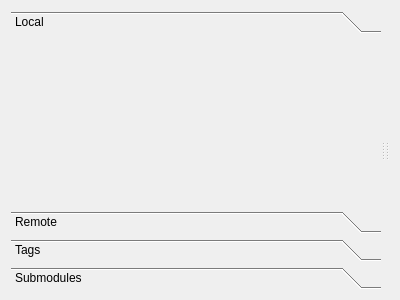
Above: component/GuiManager/src/containers/GitRepoContainer.ui from Sourcerer-Team/Sourcerer before the change. Below: the same form after it.
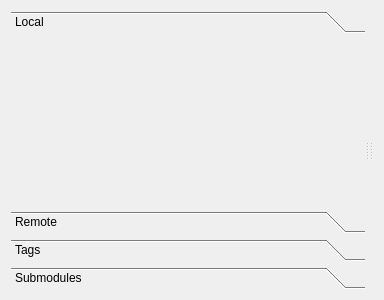
That is the form after the change. Custom widgets are drawn as their Qt base class.

The edit to the form file:
```diff
--- a/component/GuiManager/src/containers/GitRepoContainer.ui
+++ b/component/GuiManager/src/containers/GitRepoContainer.ui
@@ -6,7 +6,7 @@
    <rect>
     <x>0</x>
     <y>0</y>
-    <width>400</width>
+    <width>384</width>
     <height>300</height>
    </rect>
   </property>
@@ -31,8 +31,8 @@
            <rect>
             <x>0</x>
             <y>0</y>
-            <width>349</width>
-            <height>136</height>
+            <width>280</width>
+            <height>160</height>
            </rect>
           </property>
           <attribute name="label">
@@ -131,6 +131,12 @@
    <header>widgets/ShadeIconToolbox.h</header>
    <container>1</container>
   </customwidget>
+  <customwidget>
+   <class>RecyclerView</class>
+   <extends>QWidget</extends>
+   <header>recyclerview.h</header>
+   <container>1</container>
+  </customwidget>
  </customwidgets>
  <resources/>
  <connections/>
```
Left out of the diff: 16 changed lines with no effect on the pictures.
